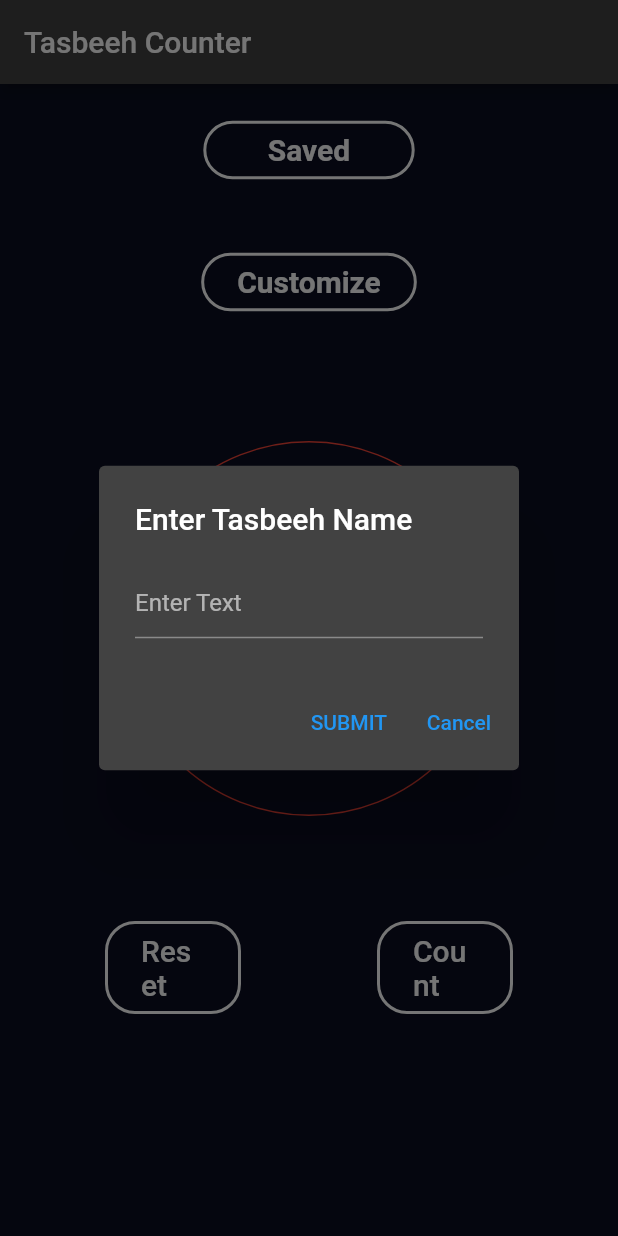
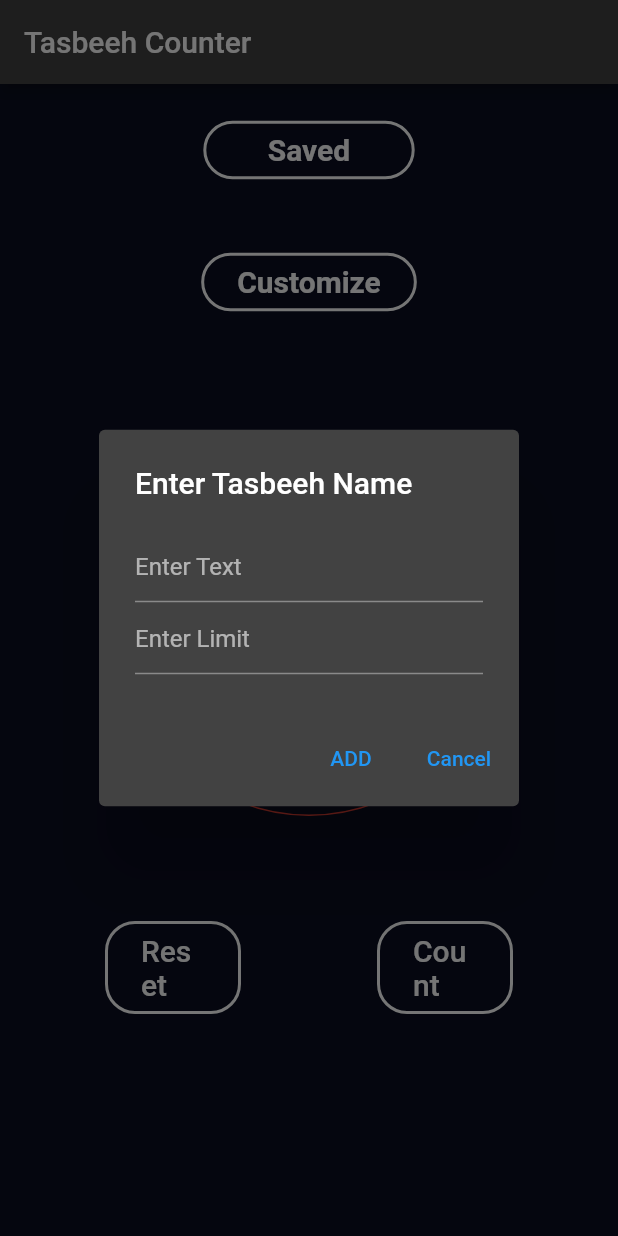
Before and after one commit to hamzarehmandeveloper/Personal_Projects, a Flutter app: the screen it shows after launch, after a tap on "Customize", on a phone screen of 412 x 824 dp. Run offline on Flutter 3.47's test engine with Material 2 defaults, Android fonts, the phone set to English and light mode, and no system bars; our stand-ins replace assets_audio_player, font_awesome_flutter, rflutter_alert, shared_preferences.

Commit message:
minor changes

```diff
--- a/tasbeehapp/lib/main.dart
+++ b/tasbeehapp/lib/main.dart
@@ -72,13 +72,22 @@ class _mainpageState extends State<mainpage> {
         builder: (context) {
           return AlertDialog(
             title: Text('Enter Tasbeeh Name '),
-            content: TextField(
-              controller: _textFieldController,
-              decoration: InputDecoration(hintText: "Enter Text"),
+            content: Column(
+              crossAxisAlignment: CrossAxisAlignment.stretch,
+              mainAxisSize: MainAxisSize.min,
+              children: <Widget>[
+                TextField(
+                  controller: _textFieldController,
+                  decoration: InputDecoration(hintText: "Enter Text"),
+                ),
+                TextField(
+                  decoration: InputDecoration(hintText: "Enter Limit"),
+                ),
+              ],
             ),
             actions: [
               TextButton(
-                child: new Text('SUBMIT'),
+                child: new Text('ADD'),
                 onPressed: () {
                   setState(() {
                     Tname = _textFieldController.value.text;
```
